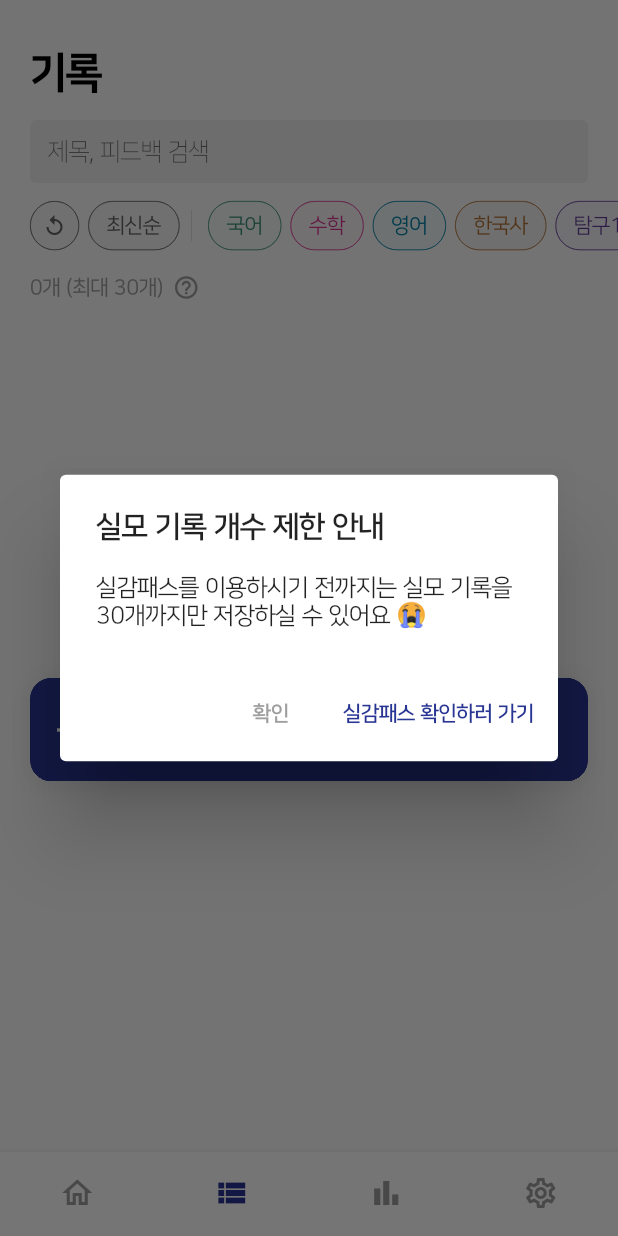
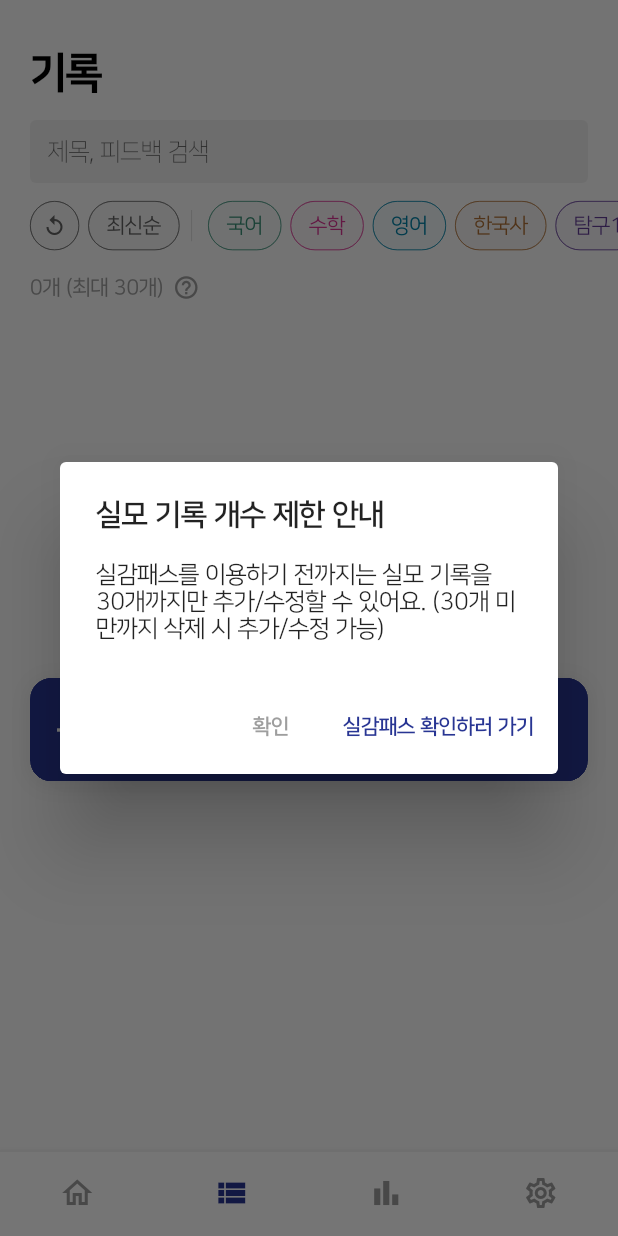
Before and after one commit to silgam/silgam-flutter, a Flutter app: the screen it shows after launch, item 2 of the bottom bar chosen, after a tap on the "help outline" icon, on a phone screen of 412 x 824 dp. Run offline on Flutter 3.47's test engine with Material 2 defaults, Android fonts, the phone set to English and light mode, and no system bars; our stand-ins replace bloc, cached_network_image, carousel_slider, cloud_firestore, connectivity_plus, dio and 35 more; missing offline and left inert: audio_session, flutter_facebook_auth, in_app_purchase_storekit, kakao_flutter_sdk, mixpanel_flutter, rich_text_controller; accounts and stored records are empty; generated files the repository leaves out were written again; network calls fail; statements that could not run were skipped.

Commit message:
feat: 기록 개수 제한 안내 문구 수정

```diff
--- a/lib/presentation/common/dialog.dart
+++ b/lib/presentation/common/dialog.dart
@@ -28,7 +28,8 @@ void showExamRecordLimitInfoDialog(BuildContext context) {
                   style: TextStyle(fontWeight: FontWeight.w700),
                 ),
                 content: Text(
-                    '실감패스를 이용하시기 전까지는 실모 기록을 ${appState.freeProductBenefit.examRecordLimit}개까지만 저장하실 수 있어요 😭'),
+                  '실감패스를 이용하기 전까지는 실모 기록을 ${appState.freeProductBenefit.examRecordLimit}개까지만 추가/수정할 수 있어요. (${appState.freeProductBenefit.examRecordLimit}개 미만까지 삭제 시 추가/수정 가능)',
+                ),
                 actions: [
                   TextButton(
                     onPressed: () {
--- a/lib/presentation/my_page/my_page.dart
+++ b/lib/presentation/my_page/my_page.dart
@@ -172,7 +172,7 @@ class MyPage extends StatelessWidget {
                       ),
                       _buildInfo('실감패스 무료 체험판은 매년 판매되는 패스 구매 전 한 번만 사용 가능합니다.'),
                       _buildInfo(
-                        '실감패스 이용 기간 중 작성한 모의고사 기록들은, 실감패스 이용 기간이 끝나면 가장 최근에 작성된 ${appState.freeProductBenefit.examRecordLimit}개만 열람이 가능합니다.',
+                        '실감패스 이용 기간 중 작성한 모의고사 기록이 ${appState.freeProductBenefit.examRecordLimit}개를 초과할 경우, 실감패스 이용 기간 이후에는 기록을 추가하거나 기존의 기록을 수정할 수 없습니다. (열람 및 삭제만 가능) 단, 기록이 ${appState.freeProductBenefit.examRecordLimit}개 이하가 되도록 일부 기록을 삭제할 경우 추가 및 수정이 가능합니다.',
                       ),
                       _buildInfo(
                         '구매 취소 및 환불은 구입일로부터 7일 이내에만 가능하며, 환불 절차는 스토어의 운영 정책을 따릅니다.',
--- a/lib/presentation/purchase_page/purchase_page.dart
+++ b/lib/presentation/purchase_page/purchase_page.dart
@@ -247,7 +247,7 @@ class _PurchasePageState extends State<PurchasePage> {
                   _buildInfo('이용 가능 기간 : $now ~ $trialEndTime'),
                   _buildInfo('실감패스 무료 체험판은 매년 판매되는 패스 구매 전 한 번만 사용 가능합니다.'),
                   _buildInfo(
-                    '무료 체험 기간이 끝난 후, 체험 기간 중 작성한 실모 기록은 ${appCubit.state.freeProductBenefit.examRecordLimit}개까지만 열람하실 수 있습니다.',
+                    '무료 체험 기간이 끝나는 시점까지 작성되어있는 모의고사 기록이 ${appCubit.state.freeProductBenefit.examRecordLimit}개를 초과하면, 체험 기간 후에는 모의고사 기록을 열람 및 삭제만 할 수 있습니다. (${appCubit.state.freeProductBenefit.examRecordLimit}개 미만까지 삭제할 시에만 추가/수정 가능)',
                   ),
                 ],
               ),
```
